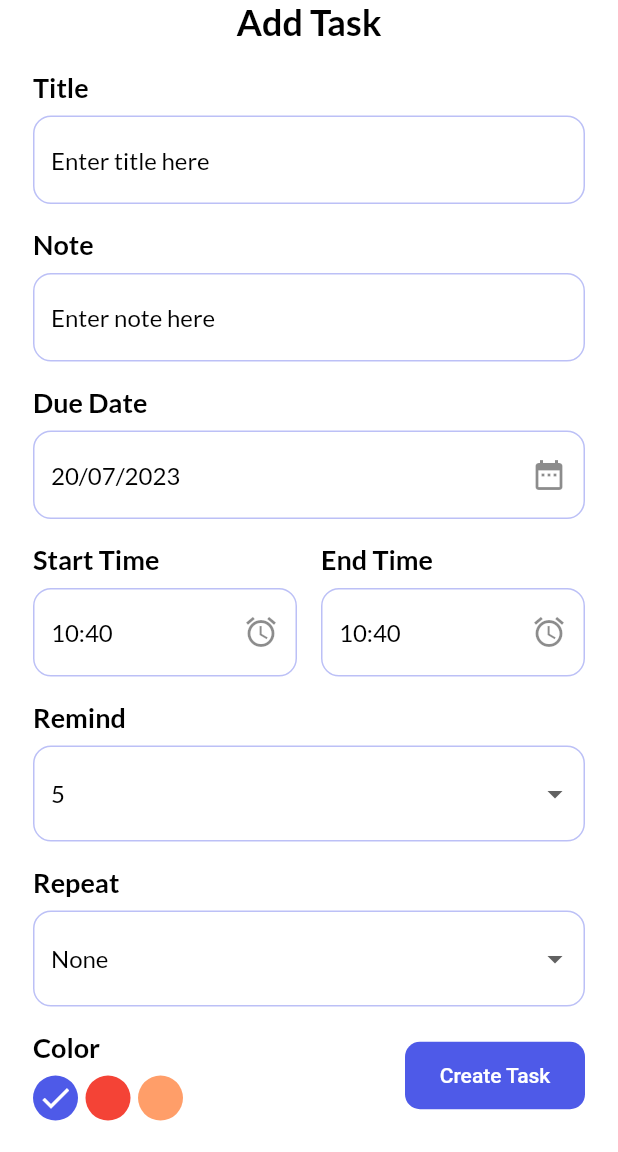
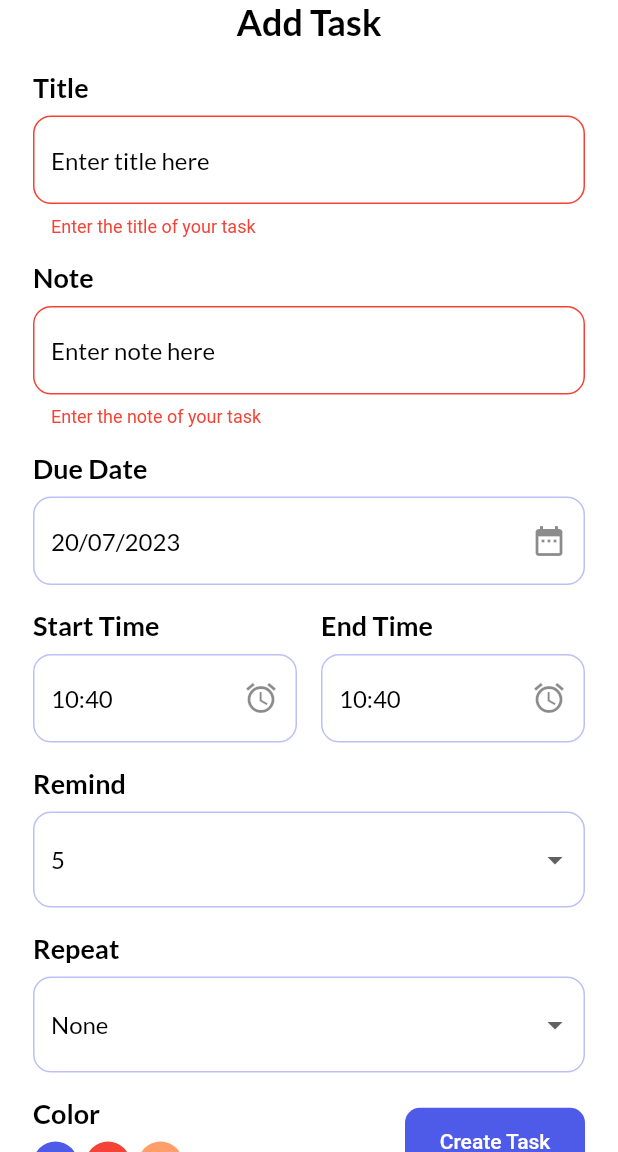
Before and after one commit to MoAdelDev/todo_app, a Flutter app: the AddTaskScreen screen opened directly, after a tap on "Create Task", on a phone screen of 412 x 824 dp, the part 84-1236 px from its top. Run offline on Flutter 3.47's test engine with Material 2 defaults, Android fonts, the phone set to English and light mode, and no system bars; our stand-ins replace animated_text_kit, bloc, conditional_builder_null_safety, date_picker_timeline, either_dart, equatable and 13 more; accounts and stored records are empty.

Commit message:
Insert Task and handle error

```diff
--- a/lib/core/components/text_field.dart
+++ b/lib/core/components/text_field.dart
@@ -6,7 +6,7 @@ import '../style/themes.dart';
 class DefaultTextField extends StatelessWidget {
   final String title;
   final String note;
-
+  final String? errorMsg;
   final TextEditingController controller;
   final Widget? widget;
   final Function()? onTap;
@@ -16,6 +16,7 @@ class DefaultTextField extends StatelessWidget {
     required this.note,
     required this.controller,
     this.widget,
+    this.errorMsg,
     this.onTap,
   });
 
@@ -39,6 +40,12 @@ class DefaultTextField extends StatelessWidget {
             keyboardType: TextInputType.multiline,
             maxLines: null,
             autofocus: false,
+            validator: (value) {
+              if (value == null || value.isEmpty) {
+                return errorMsg ?? '';
+              }
+              return null;
+            },
             readOnly: widget != null ? true : false,
             cursorColor: Get.isDarkMode ? Colors.grey[100] : Colors.grey[700],
             style: Themes.subTitleStyle,
--- a/lib/core/error/error_message_model.dart
+++ b/lib/core/error/error_message_model.dart
@@ -5,8 +5,6 @@ class ErrorMessageModel extends Equatable {
 
   const ErrorMessageModel(this.errorMessage);
 
-  factory ErrorMessageModel.fromJson(String error) => ErrorMessageModel(error);
-
   @override
   List<Object?> get props => [errorMessage];
 }
--- a/lib/core/services/database_helper.dart
+++ b/lib/core/services/database_helper.dart
@@ -5,10 +5,10 @@ class DatabaseHelper {
   static init() async {
     database = await openDatabase(
       'todo.db',
-      version: 1,
+      version: 2,
       onCreate: (db, version) async {
         await db.execute(
-            'CREATE TABLE Todo (id INTEGER PRIMARY KEY, title TEXT, note Text, date Text, startTime Text, endTime Text, isCompleted bool, color int, repeat Text, remind Text)');
+            'CREATE TABLE Todo (id INTEGER PRIMARY KEY,title TEXT,note TEXT,date TEXT,startTime TEXT,endTime TEXT,isCompleted INTEGER,color INTEGER,repeat TEXT,remind TEXT)');
         print('Database Created');
       },
       onOpen: (db) {
--- a/lib/todo/data/datasource/todo_datasource.dart
+++ b/lib/todo/data/datasource/todo_datasource.dart
@@ -10,17 +10,13 @@ abstract class TodoBaseDataSource {
 class TodoDataSource extends TodoBaseDataSource {
   @override
   Future<String> insertTask({required Task task}) async {
-    await DatabaseHelper.database?.transaction((txn) async {
-      await txn
-          .rawInsert(
-        'INSERT INTO Todo(title, note, isCompleted, date, startTime, endTime, color, remind, repeat) VALUES(${task.title},${task.note},${task.isCompleted},${task.dueDate},${task.startTime},${task.endTime},${task.color},${task.remind},${task.repeat})',
-      )
-          .then((value) {
-        return 'Task added successfully';
-      }).catchError((error) {
-        throw ServerException(ErrorMessageModel.fromJson(error.toString()));
-      });
-    });
-    return '';
+    final result = await DatabaseHelper.database?.insert('Todo', task.toMap());
+
+    if (result != null) {
+      print('Id :: $result');
+      return 'Task added successfully';
+    }
+    throw ServerException(
+        const ErrorMessageModel('Error to add task, try again'));
   }
 }
--- a/lib/todo/data/models/task_model.dart
+++ b/lib/todo/data/models/task_model.dart
@@ -13,7 +13,7 @@ class TaskModel extends Task {
       super.remind,
       super.repeat);
 
-  factory TaskModel.fromJson(Map<String, dynamic> json) => TaskModel(
+  factory TaskModel.fromMap(Map<String, dynamic> json) => TaskModel(
       json['id'],
       json['title'],
       json['note'],
--- a/lib/todo/domain/entities/task.dart
+++ b/lib/todo/domain/entities/task.dart
@@ -25,6 +25,18 @@ class Task extends Equatable {
     this.repeat,
   );
 
+  Map<String, dynamic> toMap() => {
+        'title': title,
+        'note': note,
+        'isCompleted': isCompleted,
+        'date': dueDate,
+        'startTime': startTime,
+        'endTime': endTime,
+        'color': color,
+        'remind': remind,
+        'repeat': repeat,
+      };
+
   @override
   List<Object?> get props => [
         id,
--- a/lib/todo/presentation/controller/add_task/add_task_bloc.dart
+++ b/lib/todo/presentation/controller/add_task/add_task_bloc.dart
@@ -4,6 +4,7 @@ import 'package:bloc/bloc.dart';
 import 'package:equatable/equatable.dart';
 import 'package:flutter/material.dart';
 import 'package:todo/core/style/colors.dart';
+import 'package:todo/core/utils/toasts.dart';
 import 'package:todo/todo/domain/entities/task.dart';
 import 'package:todo/todo/domain/usecase/insert_task_usecase.dart';
 
@@ -71,18 +72,24 @@ class AddTaskBloc extends Bloc<AddTaskBaseEvent, AddTaskState> {
     );
     final result = await insertTaskUseCase(task: event.task);
     result.fold(
-      (error) => emit(
+      (error) {
+        showToast(msg: error.message, requestState: RequestState.error);
+        emit(
           state.copyWith(
             error: error.message,
             taskState: RequestState.error,
           ),
-      ),
-      (message) => emit(
+        );
+      },
+      (message) {
+        showToast(msg: message, requestState: RequestState.success);
+        emit(
           state.copyWith(
             message: message,
             taskState: RequestState.success,
           ),
-      ),
+        );
+      },
     );
   }
 }
--- a/lib/todo/presentation/controller/home/home_bloc.dart
+++ b/lib/todo/presentation/controller/home/home_bloc.dart
@@ -2,7 +2,6 @@ import 'dart:async';
 
 import 'package:bloc/bloc.dart';
 import 'package:equatable/equatable.dart';
-import 'package:intl/intl.dart';
 import 'package:todo/core/services/cache_helper.dart';
 import 'package:todo/main.dart';
 import 'package:todo/todo/domain/entities/task.dart';
--- a/lib/todo/presentation/screens/add_task_screen.dart
+++ b/lib/todo/presentation/screens/add_task_screen.dart
@@ -1,17 +1,21 @@
+import 'package:conditional_builder_null_safety/conditional_builder_null_safety.dart';
 import 'package:flutter/material.dart';
 import 'package:flutter_bloc/flutter_bloc.dart';
 import 'package:get/get.dart';
 import 'package:todo/core/components/button.dart';
+import 'package:todo/core/components/default_progress_indicator.dart';
 import 'package:todo/core/components/text_field.dart';
 import 'package:todo/core/services/locator_service.dart';
 import 'package:todo/core/style/colors.dart';
 import 'package:todo/core/style/themes.dart';
 import 'package:intl/intl.dart';
+import 'package:todo/core/utils/enums.dart';
 import 'package:todo/main.dart';
 import 'package:todo/todo/domain/entities/task.dart';
 import 'package:todo/todo/presentation/controller/add_task/add_task_bloc.dart';
 
 class AddTaskScreen extends StatelessWidget {
+  final _formKey = GlobalKey<FormState>();
   final List<String> titles = const [
     'Title',
     'Note',
@@ -24,6 +28,10 @@ class AddTaskScreen extends StatelessWidget {
   final List<TextEditingController> controllers = [
     TextEditingController(),
     TextEditingController(),
+  ];
+  final List<String> errorMsgs = [
+    'Enter the title of your task',
+    'Enter the note of your task',
   ];
 
   final TextEditingController dateController = TextEditingController(
@@ -86,6 +94,8 @@ class AddTaskScreen extends StatelessWidget {
                 child: Padding(
                   padding: const EdgeInsets.only(
                       right: 14.0, left: 14.0, bottom: 10.0),
+                  child: Form(
+                    key: _formKey,
                     child: Column(
                       crossAxisAlignment: CrossAxisAlignment.center,
                       children: [
@@ -101,6 +111,7 @@ class AddTaskScreen extends StatelessWidget {
                             titles.length,
                             (index) => DefaultTextField(
                               title: titles[index],
+                              errorMsg: errorMsgs[index],
                               note: hints[index],
                               controller: controllers[index],
                               widget: index == 2
@@ -217,7 +228,8 @@ class AddTaskScreen extends StatelessWidget {
                         DefaultTextField(
                           title: 'Remind',
                           note: '${state.remind} minutes early',
-                        controller: remindController..text = '${state.remind}',
+                          controller: remindController
+                            ..text = '${state.remind}',
                           widget: Padding(
                             padding: const EdgeInsets.all(8.0),
                             child: DropdownButton(
@@ -246,7 +258,7 @@ class AddTaskScreen extends StatelessWidget {
                         DefaultTextField(
                           title: 'Repeat',
                           note: state.repeat,
-                        controller: repeatController,
+                          controller: repeatController..text = state.repeat,
                           widget: Padding(
                             padding: const EdgeInsets.all(8.0),
                             child: DropdownButton(
@@ -255,8 +267,8 @@ class AddTaskScreen extends StatelessWidget {
                               borderRadius: BorderRadius.circular(10.0),
                               onChanged: (value) => context
                                   .read<AddTaskBloc>()
-                                .add(
-                                    AddTaskSelectRepeatEvent(value.toString())),
+                                  .add(AddTaskSelectRepeatEvent(
+                                      value.toString())),
                               items: repeats
                                   .map(
                                     (e) => DropdownMenuItem(
@@ -300,7 +312,8 @@ class AddTaskScreen extends StatelessWidget {
                                                       taskColors[index]));
                                             },
                                             child: CircleAvatar(
-                                            backgroundColor: taskColors[index],
+                                              backgroundColor:
+                                                  taskColors[index],
                                               radius: 15.0,
                                               child: state.taskColor ==
                                                       taskColors[index]
@@ -327,12 +340,19 @@ class AddTaskScreen extends StatelessWidget {
                                 ],
                               ),
                               const Spacer(),
-                            DefaultButton(
+                              ConditionalBuilder(
+                                condition:
+                                    state.taskState != RequestState.loading,
+                                builder: (context) => DefaultButton(
                                     lable: 'Create Task',
                                     onTap: () {
+                                      if (_formKey.currentState!.validate()) {
                                         int color = 0;
-                                  for (int i = 0; i < taskColors.length; i++) {
-                                    if (taskColors[i] == state.taskColor) {
+                                        for (int i = 0;
+                                            i < taskColors.length;
+                                            i++) {
+                                          if (taskColors[i] ==
+                                              state.taskColor) {
                                             color = i;
                                           }
                                         }
@@ -351,11 +371,19 @@ class AddTaskScreen extends StatelessWidget {
                                         context
                                             .read<AddTaskBloc>()
                                             .add(AddTaskInsertEvent(task));
-                                })
+                                      }
+                                    }),
+                                fallback: (context) => const Padding(
+                                  padding:
+                                      EdgeInsets.symmetric(horizontal: 10.0),
+                                  child: DefaultSpinKit(),
+                                ),
+                              ),
                             ],
                           ),
                         )
                       ],
+                    ),
                   ),
                 ),
               ),
--- a/pubspec.yaml
+++ b/pubspec.yaml
@@ -54,6 +54,9 @@ dependencies:
   rxdart: ^0.27.7
   flutter_timezone: ^1.0.7
   either_dart: ^1.0.0
+  fluttertoast: ^8.2.2
+  flutter_spinkit: ^5.2.0
+  conditional_builder_null_safety: ^0.0.6
 
 dev_dependencies:
   flutter_test:
```
Also changed, not shown: lib/core/components/default_progress_indicator.dart (added, +16 -0 lines), lib/core/utils/toasts.dart (added, +36 -0 lines), pubspec.lock. Lines whose indentation alone changed are shown as unchanged.
